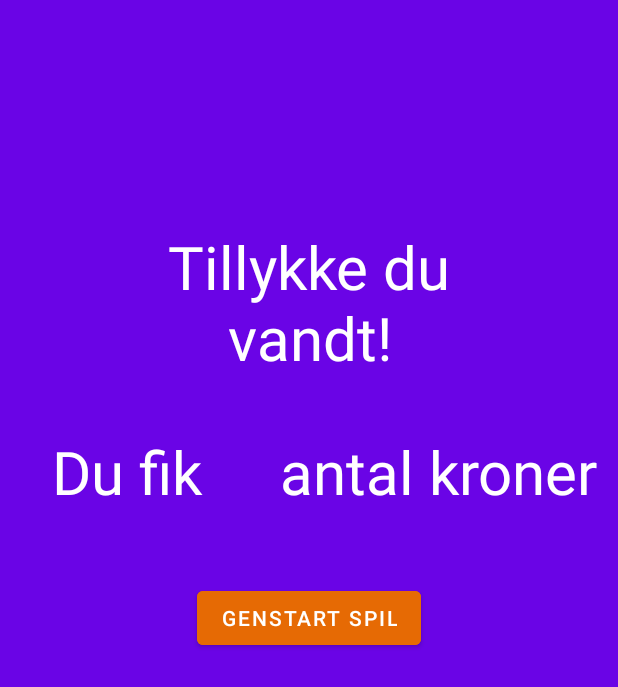
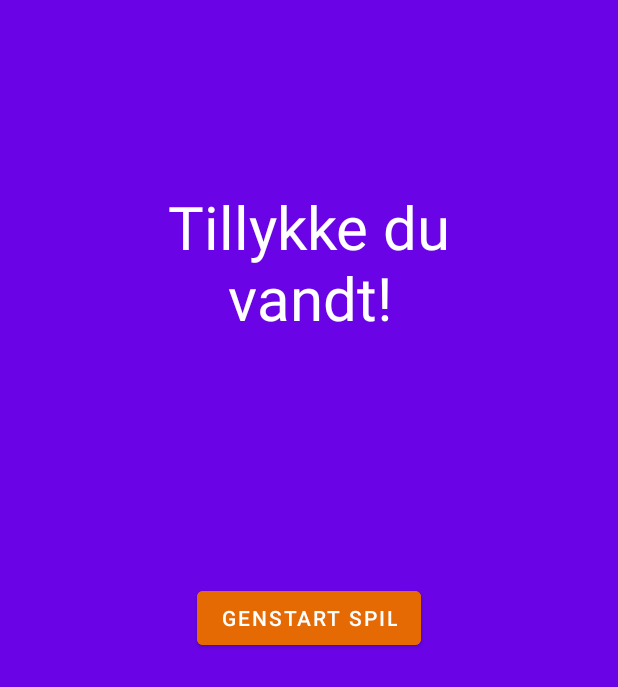
Before and after one commit to NumanBashir/Lykkehjul_v2, an Android app: the vundetFragment screen opened through its navigation route, on a phone screen of 412 x 824 dp. Shown: the top 687 px of the screen. Run offline under Robolectric (Android 15) with nearby library versions, the phone set to English and light mode, and no system bars.

Commit message:
app icon

```diff
--- a/app/src/main/AndroidManifest.xml
+++ b/app/src/main/AndroidManifest.xml
@@ -4,9 +4,9 @@
 
     <application
         android:allowBackup="true"
-        android:icon="@mipmap/ic_launcher"
+        android:icon="@mipmap/lykkehjul"
         android:label="@string/app_name"
-        android:roundIcon="@mipmap/ic_launcher_round"
+        android:roundIcon="@mipmap/lykkehjul"
         android:supportsRtl="true"
         android:theme="@style/Theme.LykkehjulTest">
         <activity
--- a/app/src/main/res/layout/fragment_vundet.xml
+++ b/app/src/main/res/layout/fragment_vundet.xml
@@ -8,46 +8,18 @@
     tools:context="com.example.lykkehjul_v2.view.vundetFragment">
 
     <TextView
-        android:id="@+id/textView2"
+        android:id="@+id/vandtTextView"
         android:layout_width="200dp"
         android:layout_height="150dp"
         android:gravity="center"
         android:text="Tillykke du vandt!"
         android:textColor="@color/white"
         android:textSize="40dp"
-        app:layout_constraintBottom_toTopOf="@+id/duFik"
+        android:layout_marginTop="100dp"
         app:layout_constraintEnd_toEndOf="parent"
-        app:layout_constraintStart_toStartOf="parent" />
+        app:layout_constraintStart_toStartOf="parent"
+        app:layout_constraintTop_toTopOf="parent" />
 
-
-    <TextView
-        android:id="@+id/duFik"
-        android:layout_width="150dp"
-        android:layout_height="75dp"
-        android:layout_marginStart="10dp"
-        android:layout_marginBottom="36dp"
-        android:gravity="center"
-        android:text="Du fik"
-        android:textColor="@color/white"
-        android:textSize="40dp"
-        app:layout_constraintBottom_toTopOf="@+id/genstartKnap"
-        app:layout_constraintStart_toStartOf="parent" />
-
-    <TextView
-        android:id="@+id/antalKroner"
-        android:layout_width="220dp"
-        android:layout_height="75dp"
-        android:layout_marginBottom="36dp"
-        android:layout_marginEnd="10dp"
-        android:gravity="center"
-        android:text="antal kroner"
-        android:textColor="@color/white"
-        android:textSize="40dp"
-        app:layout_constraintBottom_toTopOf="@+id/genstartKnap"
-        app:layout_constraintEnd_toEndOf="parent">
-
-
-    </TextView>
 
     <Button
         android:id="@+id/genstartKnap"
```
Also changed, not shown: app/src/main/res/mipmap-xxhdpi/lykkehjul.png (added).
